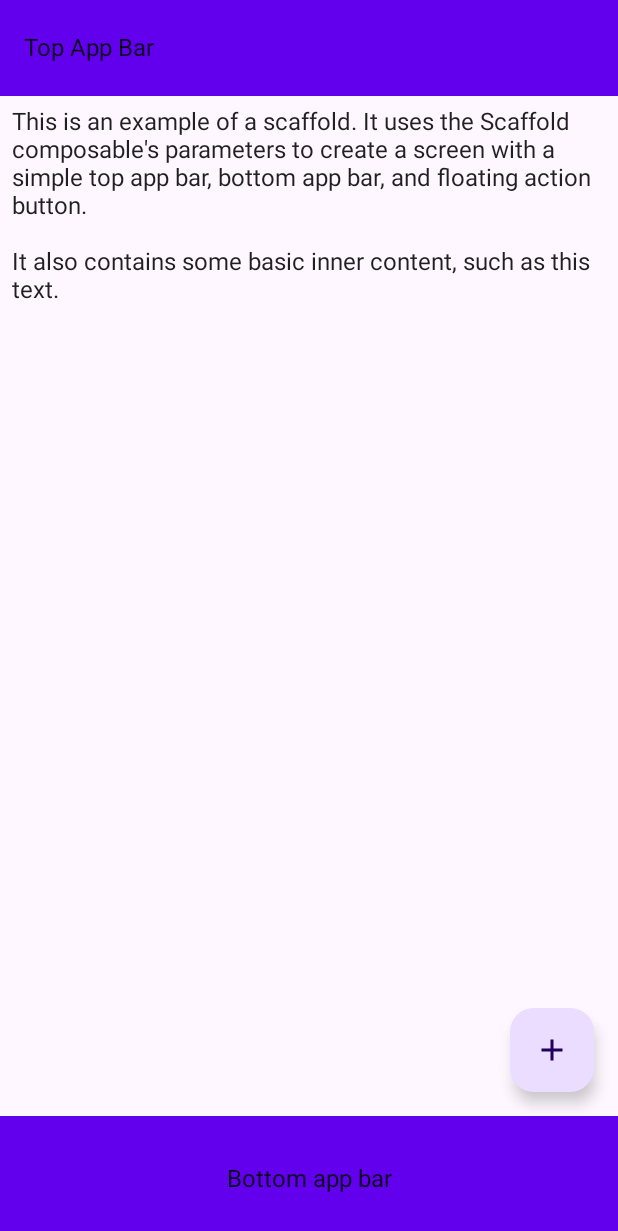
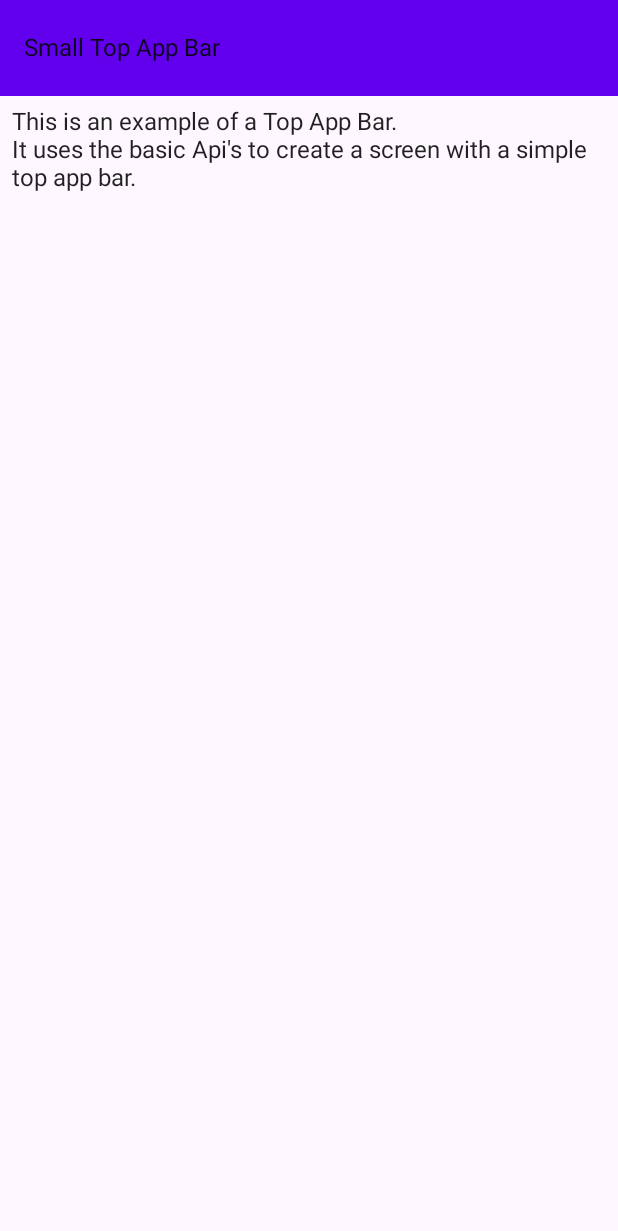
Before and after one commit to SatyamGondhale/LearnCompose, an Android app built with Jetpack Compose: the screen it shows after launch (MainActivity), on a phone screen of 412 x 824 dp. Shown: the top 1231 px of the screen. Run offline under Robolectric (Android 15) with nearby library versions, the phone set to English and light mode, and no system bars.

Commit message:
Material Components in Jetpack compose Part One

```diff
--- a/app/src/main/java/com/learn/learncompose/MainActivity.kt
+++ b/app/src/main/java/com/learn/learncompose/MainActivity.kt
@@ -3,30 +3,13 @@ package com.learn.learncompose
 import android.os.Bundle
 import androidx.activity.ComponentActivity
 import androidx.activity.compose.setContent
-import androidx.compose.foundation.layout.Arrangement
-import androidx.compose.foundation.layout.Column
-import androidx.compose.foundation.layout.fillMaxWidth
-import androidx.compose.foundation.layout.padding
-import androidx.compose.material.MaterialTheme
-import androidx.compose.material.Text
-import androidx.compose.material.icons.Icons
-import androidx.compose.material.icons.filled.Add
-import androidx.compose.material3.BottomAppBar
-import androidx.compose.material3.ExperimentalMaterial3Api
-import androidx.compose.material3.FloatingActionButton
-import androidx.compose.material3.Icon
-import androidx.compose.material3.Scaffold
-import androidx.compose.material3.TopAppBar
-import androidx.compose.material3.TopAppBarDefaults
 import androidx.compose.runtime.Composable
-import androidx.compose.runtime.getValue
-import androidx.compose.runtime.mutableIntStateOf
-import androidx.compose.runtime.remember
-import androidx.compose.runtime.setValue
-import androidx.compose.ui.Modifier
-import androidx.compose.ui.text.style.TextAlign
 import androidx.compose.ui.tooling.preview.Preview
-import androidx.compose.ui.unit.dp
+import com.learn.learncompose.composables.AllChipsExamples
+import com.learn.learncompose.composables.BasicSlider
+import com.learn.learncompose.composables.BasicSwitch
+import com.learn.learncompose.composables.BottomAppBarExample
+import com.learn.learncompose.composables.SmallTopAppBarExample
 import com.learn.learncompose.ui.theme.LearnComposeTheme
 
 class MainActivity : ComponentActivity() {
@@ -34,59 +17,14 @@ class MainActivity : ComponentActivity() {
         super.onCreate(savedInstanceState)
         setContent {
             LearnComposeTheme {
-                ScaffoldBasicExample()
+                 SmallTopAppBarExample()
+                // SmallTopAppBarExample()
+                // CenterAlignedTopAppBarExample()
+               // BottomAppBarExample()
+               // BasicSwitch()
+                // BasicSlider()
+               // AllChipsExamples()
             }
-        }
-    }
-}
-
-@OptIn(ExperimentalMaterial3Api::class)
-@Composable
-fun ScaffoldBasicExample() {
-    var presses by remember { mutableIntStateOf(0) }
-    Scaffold(topBar = {
-        TopAppBar(
-            title = { Text(text = "Top App Bar") },
-            colors = TopAppBarDefaults.topAppBarColors(
-                containerColor = MaterialTheme.colors.primary,
-                titleContentColor = MaterialTheme.colors.primary
-            )
-        )
-    },
-        bottomBar = {
-            BottomAppBar(
-                containerColor = MaterialTheme.colors.primary,
-                contentColor = MaterialTheme.colors.primary,
-            ) {
-                Text(
-                    modifier = Modifier
-                        .fillMaxWidth(),
-                    textAlign = TextAlign.Center,
-                    text = "Bottom app bar",
-                )
-            }
-        },
-        floatingActionButton = {
-            FloatingActionButton(onClick = { presses++ }) {
-                Icon(Icons.Default.Add, contentDescription = "Add")
-            }
-        }
-    ) { paddingValues ->
-        Column(
-            modifier = Modifier
-                .padding(paddingValues),
-            verticalArrangement = Arrangement.spacedBy(16.dp),
-        ) {
-            Text(
-                modifier = Modifier.padding(8.dp),
-                text =
-                """
-                    This is an example of a scaffold. It uses the Scaffold composable's parameters to create a screen with a simple top app bar, bottom app bar, and floating action button.
-
-                    It also contains some basic inner content, such as this text.
-
-                """.trimIndent(),
-            )
         }
     }
 }
@@ -95,6 +33,12 @@ fun ScaffoldBasicExample() {
 @Composable
 fun DefaultPreview() {
     LearnComposeTheme {
-      ScaffoldBasicExample()
+        SmallTopAppBarExample()
+        // SmallTopAppBarExample()
+        // CenterAlignedTopAppBarExample()
+        // BottomAppBarExample()
+        // BasicSwitch()
+        // BasicSlider()
+        // AllChipsExamples()
     }
 }
--- /dev/null
+++ b/app/src/main/java/com/learn/learncompose/composables/SmallTopAppBar.kt
@@ -0,0 +1,47 @@
+package com.learn.learncompose.composables
+
+import androidx.compose.foundation.layout.Arrangement
+import androidx.compose.foundation.layout.Column
+import androidx.compose.foundation.layout.padding
+import androidx.compose.material.MaterialTheme
+import androidx.compose.material.Text
+import androidx.compose.material3.ExperimentalMaterial3Api
+import androidx.compose.material3.Scaffold
+import androidx.compose.material3.TopAppBar
+import androidx.compose.material3.TopAppBarDefaults
+import androidx.compose.runtime.Composable
+import androidx.compose.ui.Modifier
+import androidx.compose.ui.unit.dp
+
+@OptIn(ExperimentalMaterial3Api::class)
+@Composable
+fun SmallTopAppBarExample() {
+    Scaffold(
+        topBar = {
+            TopAppBar(
+                colors = TopAppBarDefaults.topAppBarColors(
+                    containerColor = MaterialTheme.colors.primary,
+                    titleContentColor = MaterialTheme.colors.primary,
+                ),
+                title = {
+                    Text("Small Top App Bar")
+                }
+            )
+        },
+    ) { innerPadding ->
+        Column(
+            modifier = Modifier
+                .padding(innerPadding),
+            verticalArrangement = Arrangement.spacedBy(16.dp),
+        ) {
+            Text(
+                modifier = Modifier.padding(8.dp),
+                text =
+                """
+                    This is an example of a Top App Bar.
+                    It uses the basic Api's to create a screen with a simple top app bar.
+                """.trimIndent(),
+            )
+        }
+    }
+}
```
Also changed, not shown: app/src/main/java/com/learn/learncompose/composables/BasicChips.kt (added, +127 -0 lines), app/src/main/java/com/learn/learncompose/composables/BasicSlider.kt (added, +39 -0 lines), app/src/main/java/com/learn/learncompose/composables/BasicSwitch.kt (added, +46 -0 lines), app/src/main/java/com/learn/learncompose/composables/BottomAppBar.kt (added, +66 -0 lines), app/src/main/java/com/learn/learncompose/composables/CenterAlignedTopAppBar.kt (added, +96 -0 lines), app/src/main/java/com/learn/learncompose/composables/ScaffoldBasicExample.kt (added, +76 -0 lines).
